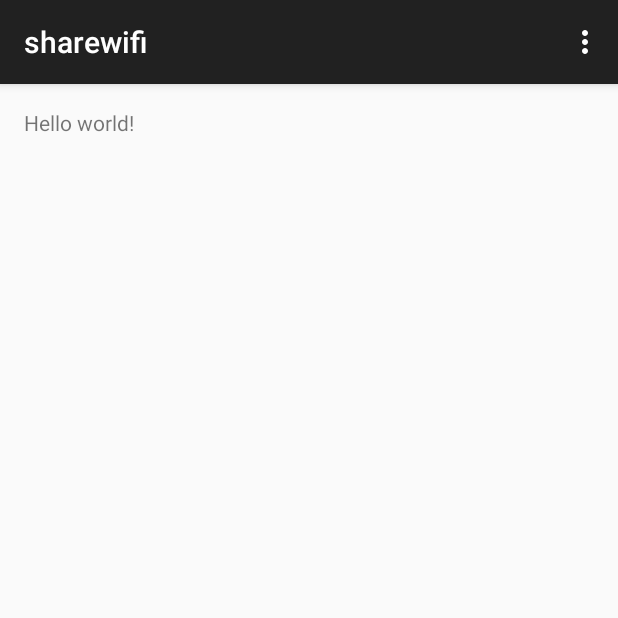
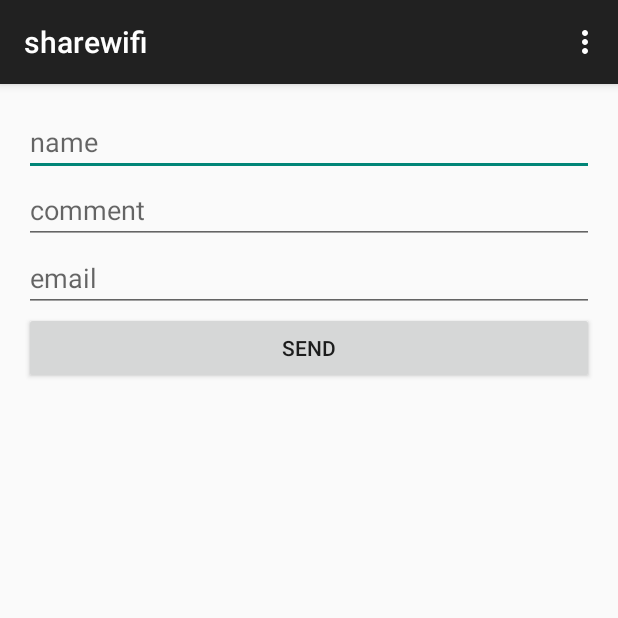
Before and after one commit to henrytao-me/sharewifi.info, an Android app: the screen it shows after launch (MainActivity), on a phone screen of 412 x 824 dp, the top half of it. Run offline under Robolectric (Android 15) with nearby library versions, the phone set to English and light mode, and no system bars.

Commit message:
[EXPERIMENT] Added create database

```diff
--- a/app/build.gradle
+++ b/app/build.gradle
@@ -33,7 +33,7 @@ dependencies {
   testCompile 'org.hamcrest:hamcrest-core:1.1'
   testCompile 'org.hamcrest:hamcrest-library:1.1'
   testCompile 'org.hamcrest:hamcrest-integration:1.1'
-  testCompile('org.robolectric:robolectric:3.0-SNAPSHOT') {
+  testCompile('org.robolectric:robolectric:3.0-rc2') {
     exclude group: 'commons-logging', module: 'commons-logging'
     exclude group: 'org.apache.httpcomponents', module: 'httpclient'
   }
--- a/app/src/main/AndroidManifest.xml
+++ b/app/src/main/AndroidManifest.xml
@@ -23,7 +23,7 @@
     android:label="@string/app_name"
     android:theme="@style/AppTheme">
     <activity
-      android:name=".MainActivity"
+      android:name=".activity.MainActivity"
       android:label="@string/app_name">
       <intent-filter>
         <action android:name="android.intent.action.MAIN" />
--- /dev/null
+++ b/app/src/main/java/me/henrytao/sharewifi/DbHelper.java
@@ -0,0 +1,69 @@
+/*
+ * Copyright 2015 "Henry Tao <hi@henrytao.me>"
+ *
+ * Licensed under the Apache License, Version 2.0 (the "License");
+ * you may not use this file except in compliance with the License.
+ * You may obtain a copy of the License at
+ *
+ *     http://www.apache.org/licenses/LICENSE-2.0
+ *
+ * Unless required by applicable law or agreed to in writing, software
+ * distributed under the License is distributed on an "AS IS" BASIS,
+ * WITHOUT WARRANTIES OR CONDITIONS OF ANY KIND, either express or implied.
+ * See the License for the specific language governing permissions and
+ * limitations under the License.
+ */
+
+package me.henrytao.sharewifi;
+
+import android.content.Context;
+import android.database.DatabaseErrorHandler;
+import android.database.sqlite.SQLiteDatabase;
+import android.database.sqlite.SQLiteOpenHelper;
+
+/**
+ * Created by henrytao on 3/31/15.
+ */
+public class DbHelper extends SQLiteOpenHelper {
+
+  public static final int VERSION = 1;
+
+  public static final String DATABASE_NAME = "data";
+
+  public static final String TABLE_NAME = "comments_table";
+
+  public static final String C_ID = "_id";
+
+  public static final String NAME = "name";
+
+  public static final String COMMENT = "comment";
+
+  public static final String EMAIL = "email";
+
+  public static final String TIME = "time";
+
+  private final String createDb = "create table if not exists " + TABLE_NAME + " ( "
+      + C_ID + " text, "
+      + NAME + " text, "
+      + COMMENT + " text, "
+      + EMAIL + " text, "
+      + TIME + " text); ";
+
+  public DbHelper(Context context, String name, SQLiteDatabase.CursorFactory factory, int version) {
+    super(context, DATABASE_NAME, factory, VERSION);
+  }
+
+  public DbHelper(Context context) {
+    super(context, DATABASE_NAME, null, VERSION);
+  }
+
+  @Override
+  public void onCreate(SQLiteDatabase db) {
+    db.execSQL(createDb);
+  }
+
+  @Override
+  public void onUpgrade(SQLiteDatabase db, int oldVersion, int newVersion) {
+    db.execSQL("drop table " + TABLE_NAME);
+  }
+}
--- a/app/src/main/java/me/henrytao/sharewifi/MainActivity.java
+++ b/app/src/main/java/me/henrytao/sharewifi/activity/MainActivity.java
@@ -14,7 +14,7 @@
  * limitations under the License.
  */
 
-package me.henrytao.sharewifi;
+package me.henrytao.sharewifi.activity;
 
 import android.support.v7.app.ActionBarActivity;
 import android.support.v7.app.ActionBar;
@@ -27,6 +27,9 @@ import android.view.View;
 import android.view.ViewGroup;
 import android.os.Build;
 
+import me.henrytao.sharewifi.R;
+import me.henrytao.sharewifi.fragment.MainFragment;
+
 /**
  * Created by henrytao on 3/28/15.
  */
@@ -38,7 +41,7 @@ public class MainActivity extends ActionBarActivity {
     setContentView(R.layout.activity_main);
     if (savedInstanceState == null) {
       getSupportFragmentManager().beginTransaction()
-          .add(R.id.container, new PlaceholderFragment())
+          .add(R.id.container, new MainFragment())
           .commit();
     }
   }
@@ -65,20 +68,4 @@ public class MainActivity extends ActionBarActivity {
 
     return super.onOptionsItemSelected(item);
   }
-
-  /**
-   * A placeholder fragment containing a simple view.
-   */
-  public static class PlaceholderFragment extends Fragment {
-
-    public PlaceholderFragment() {
-    }
-
-    @Override
-    public View onCreateView(LayoutInflater inflater, ViewGroup container,
-        Bundle savedInstanceState) {
-      View rootView = inflater.inflate(R.layout.fragment_main, container, false);
-      return rootView;
-    }
-  }
 }
--- /dev/null
+++ b/app/src/main/java/me/henrytao/sharewifi/fragment/MainFragment.java
@@ -0,0 +1,83 @@
+/*
+ * Copyright 2015 "Henry Tao <hi@henrytao.me>"
+ *
+ * Licensed under the Apache License, Version 2.0 (the "License");
+ * you may not use this file except in compliance with the License.
+ * You may obtain a copy of the License at
+ *
+ *     http://www.apache.org/licenses/LICENSE-2.0
+ *
+ * Unless required by applicable law or agreed to in writing, software
+ * distributed under the License is distributed on an "AS IS" BASIS,
+ * WITHOUT WARRANTIES OR CONDITIONS OF ANY KIND, either express or implied.
+ * See the License for the specific language governing permissions and
+ * limitations under the License.
+ */
+
+package me.henrytao.sharewifi.fragment;
+
+import android.content.ContentValues;
+import android.database.sqlite.SQLiteDatabase;
+import android.os.Bundle;
+import android.support.v4.app.Fragment;
+import android.view.LayoutInflater;
+import android.view.View;
+import android.view.ViewGroup;
+import android.widget.Button;
+import android.widget.EditText;
+
+import me.henrytao.sharewifi.DbHelper;
+import me.henrytao.sharewifi.R;
+
+/**
+ * Created by henrytao on 3/31/15.
+ */
+public class MainFragment extends Fragment {
+
+  View view;
+
+  SQLiteDatabase db;
+
+  DbHelper dbHelper;
+
+  Button mSend;
+
+  EditText mName;
+
+  EditText mComment;
+
+  EditText mEmail;
+
+  @Override
+  public View onCreateView(LayoutInflater inflater, ViewGroup container,
+      Bundle savedInstanceState) {
+    dbHelper = new DbHelper(getActivity());
+    db = dbHelper.getWritableDatabase();
+
+    view = inflater.inflate(R.layout.fragment_main, container, false);
+    mSend = (Button) view.findViewById(R.id.send);
+    mName = (EditText) view.findViewById(R.id.name);
+    mComment = (EditText) view.findViewById(R.id.comment);
+    mEmail = (EditText) view.findViewById(R.id.email);
+
+    mSend.setOnClickListener(new View.OnClickListener() {
+      @Override
+      public void onClick(View v) {
+        String name, comment, email;
+        name = mName.getText().toString();
+        comment = mComment.getText().toString();
+        email = mEmail.getText().toString();
+
+        ContentValues data = new ContentValues();
+        data.put(DbHelper.NAME, name);
+        data.put(DbHelper.COMMENT, comment);
+        data.put(DbHelper.EMAIL, email);
+
+        db.insert(DbHelper.TABLE_NAME, null, data);
+      }
+    });
+
+    return view;
+  }
+
+}
--- a/app/src/main/res/layout/fragment_main.xml
+++ b/app/src/main/res/layout/fragment_main.xml
@@ -14,7 +14,7 @@
   ~ limitations under the License.
   -->
 
-<RelativeLayout xmlns:android="http://schemas.android.com/apk/res/android"
+<LinearLayout xmlns:android="http://schemas.android.com/apk/res/android"
   xmlns:tools="http://schemas.android.com/tools"
   android:layout_width="match_parent"
   android:layout_height="match_parent"
@@ -22,11 +22,30 @@
   android:paddingRight="@dimen/activity_horizontal_margin"
   android:paddingTop="@dimen/activity_vertical_margin"
   android:paddingBottom="@dimen/activity_vertical_margin"
-  tools:context=".MainActivity$PlaceholderFragment">
+  android:orientation="vertical">
 
-  <TextView
-    android:text="@string/hello_world"
-    android:layout_width="wrap_content"
-    android:layout_height="wrap_content" />
+  <EditText
+    android:id="@+id/name"
+    android:layout_width="match_parent"
+    android:layout_height="wrap_content"
+    android:hint="name" />
 
-</RelativeLayout>
+  <EditText
+    android:id="@+id/comment"
+    android:layout_width="match_parent"
+    android:layout_height="wrap_content"
+    android:hint="comment" />
+
+  <EditText
+    android:id="@+id/email"
+    android:layout_width="match_parent"
+    android:layout_height="wrap_content"
+    android:hint="email" />
+
+  <Button
+    android:id="@+id/send"
+    android:layout_width="match_parent"
+    android:layout_height="wrap_content"
+    android:text="SEND" />
+
+</LinearLayout>
```
Also changed, not shown: 1 other file.
